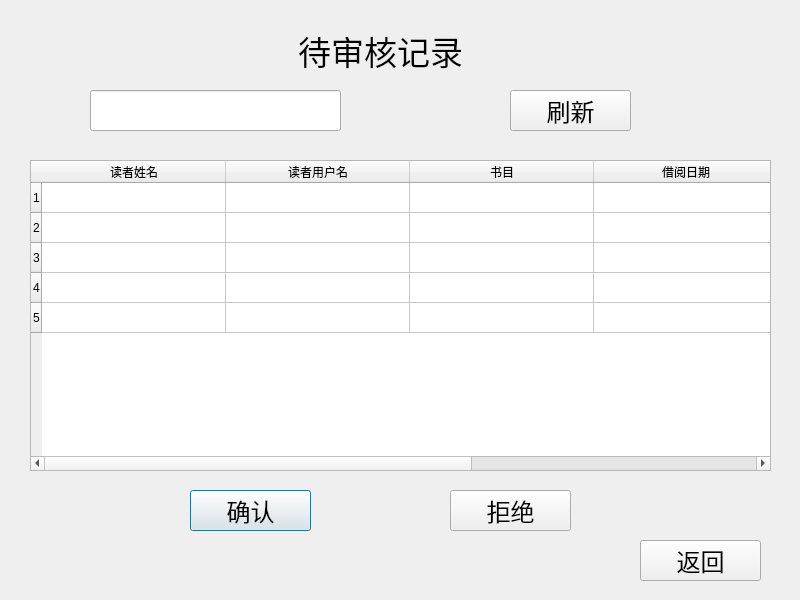
renzibei/TGLibrary, file Library_Administrator_System/confirm.ui: the form before one commit.
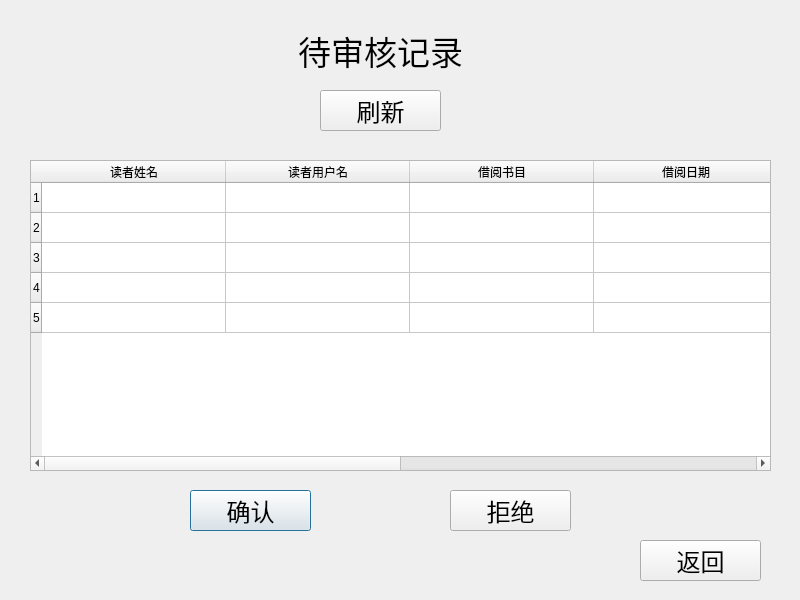
The form after the commit. Icons and pictures are not drawn.

The edit to the form file:
```diff
--- a/Library_Administrator_System/confirm.ui
+++ b/Library_Administrator_System/confirm.ui
@@ -70,7 +70,7 @@
    </column>
    <column>
     <property name="text">
-     <string>书目</string>
+     <string>借阅书目</string>
     </property>
    </column>
    <column>
@@ -80,7 +80,12 @@
    </column>
    <column>
     <property name="text">
-     <string>操作编号</string>
+     <string>归还日期</string>
+    </property>
+   </column>
+   <column>
+    <property name="text">
+     <string>请求ID</string>
     </property>
    </column>
   </widget>
@@ -138,20 +143,10 @@
     <string>返回</string>
    </property>
   </widget>
-  <widget class="QLineEdit" name="lineEdit">
-   <property name="geometry">
-    <rect>
-     <x>90</x>
-     <y>90</y>
-     <width>251</width>
-     <height>41</height>
-    </rect>
-   </property>
-  </widget>
   <widget class="QPushButton" name="update_record">
    <property name="geometry">
     <rect>
-     <x>510</x>
+     <x>320</x>
      <y>90</y>
      <width>121</width>
      <height>41</height>
```
